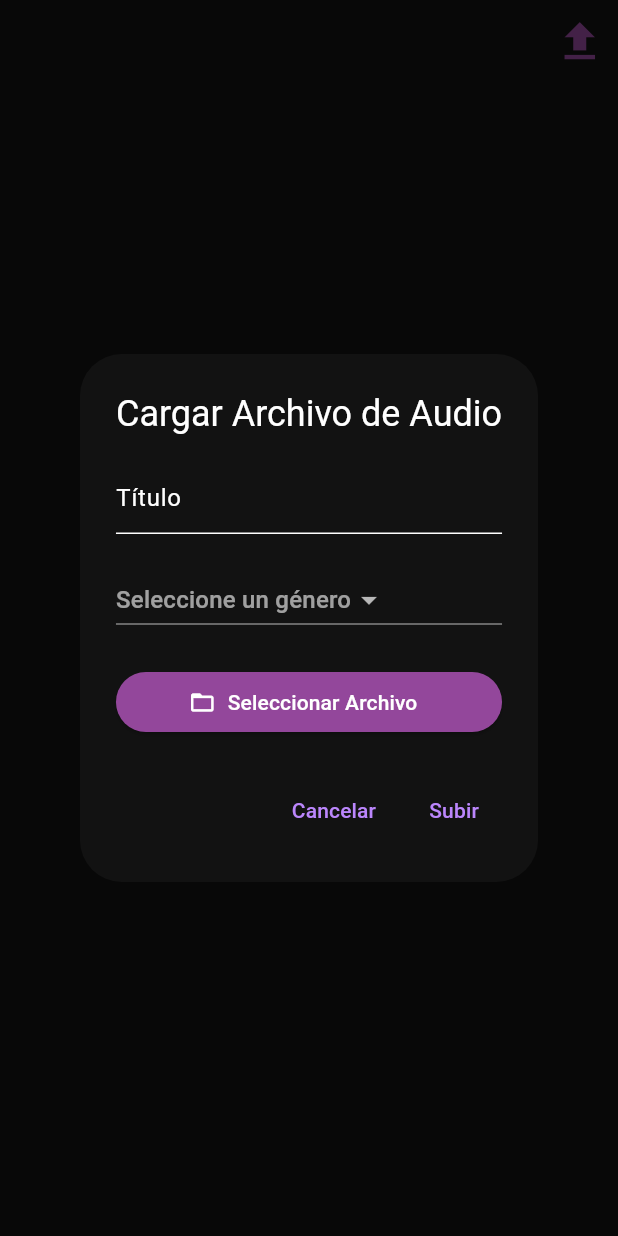
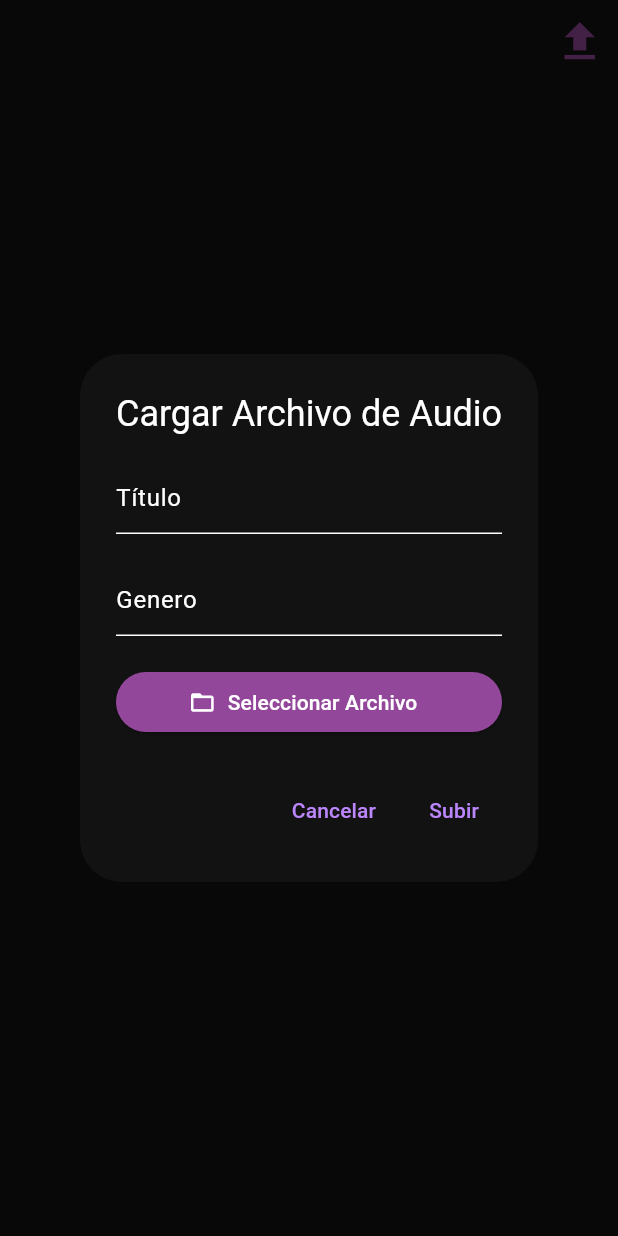
Before and after one commit to Kiroxs/Otto, a Flutter app: the cancionesVista screen opened directly, after a tap on the "file upload" icon, on a phone screen of 412 x 824 dp. Run offline on Flutter 3.47's test engine with Material 3 defaults, Android fonts, the phone set to English and light mode, and no system bars; our stand-ins replace audioplayers, file_picker, permission_handler.

Commit message:
Revert "añadir combobox"
This reverts commit eb9870237d5698738cbcb529a61b1d52ee0f7ecd.

```diff
--- a/otto/lib/vistas/canciones/cancionesVista.dart
+++ b/otto/lib/vistas/canciones/cancionesVista.dart
@@ -105,16 +105,11 @@ class _cancionesVistaState extends State<cancionesVista> {
   void _showUploadDialog(BuildContext context) {
     showDialog(
       context: context,
-      barrierDismissible: true, // Permite cerrar el diálogo al tocar fuera de él
+      barrierDismissible:
+          true, // Permite cerrar el diálogo al tocar fuera de él
       builder: (BuildContext context) {
         TextEditingController titleController = TextEditingController();
-        String? selectedGenre; // Variable para guardar el género seleccionado
-
-        // Lista de géneros disponibles
-        List<String> genres = ['reggaeton', 'cumbia', 'pop'];
-
-        return StatefulBuilder( // Añadido para actualizar el estado del diálogo
-          builder: (context, setState) {
+        TextEditingController descriptionController = TextEditingController();
         return AlertDialog(
           title: Text('Cargar Archivo de Audio'),
           content: SingleChildScrollView(
@@ -127,20 +122,11 @@ class _cancionesVistaState extends State<cancionesVista> {
                   ),
                 ),
                 SizedBox(height: 20),
-                    DropdownButton<String>(
-                      value: selectedGenre,
-                      hint: Text('Seleccione un género'), // Mensaje cuando no hay selección
-                      onChanged: (String? newValue) {
-                        setState(() { // Actualiza el estado del diálogo para reflejar la selección
-                          selectedGenre = newValue;
-                        });
-                      },
-                      items: genres.map<DropdownMenuItem<String>>((String value) {
-                        return DropdownMenuItem<String>(
-                          value: value,
-                          child: Text(value),
-                        );
-                      }).toList(),
+                TextField(
+                  controller: descriptionController,
+                  decoration: InputDecoration(
+                    hintText: 'Genero',
+                  ),
                 ),
                 SizedBox(height: 20),
                 ElevatedButton.icon(
@@ -161,28 +147,34 @@ class _cancionesVistaState extends State<cancionesVista> {
             TextButton(
               child: Text('Cancelar'),
               onPressed: () {
-                    Navigator.of(context). pop();
+                Navigator.of(context).pop();
               },
             ),
             TextButton(
               child: Text('Subir'),
               onPressed: () async {
-                    if (tempFilePath != null && selectedGenre != null) {
+                if (tempFilePath != null) {
                   print("Subiendo archivo desde: $tempFilePath");
                   File file = File(tempFilePath!);
-                      Directory appDocDir = await getApplicationDocumentsDirectory();
+                  Directory appDocDir =
+                      await getApplicationDocumentsDirectory();
                   String appDocPath = appDocDir.path;
-                      final newFile = await file.copy('$appDocPath/${Path.basename(tempFilePath!)}');
+                  final newFile = await file
+                      .copy('$appDocPath/${Path.basename(tempFilePath!)}');
                   print("Archivo copiado a: ${newFile.path}");
 
                   // Agregar la canción al modelo global
                   Provider.of<CancionesModel>(context, listen: false)
-                          .addCancion(Cancion(newFile.path, titleController.text, false, selectedGenre!));
-                      print("Canción agregada al modelo con título: ${titleController.text} y género: $selectedGenre");
+                      .addCancion(Cancion(newFile.path, titleController.text,
+                          false, descriptionController.text));
+                  print(
+                      "Canción agregada al modelo con título: ${titleController.text} y género: ${descriptionController.text}");
 
-                      Navigator.of(context). pop(); // Cierra el diálogo
+                  print("Canción agregada al modelo");
+
+                  Navigator.of(context).pop(); // Cierra el diálogo
                 } else {
-                      print("No hay archivo seleccionado o no se ha seleccionado un género");
+                  print("No hay archivo seleccionado");
                 }
               },
             ),
@@ -190,10 +182,7 @@ class _cancionesVistaState extends State<cancionesVista> {
         );
       },
     );
-      },
-    );
   }
-
 
   @override
 Widget build(BuildContext context) {
```
Lines whose indentation alone changed are shown as unchanged.
